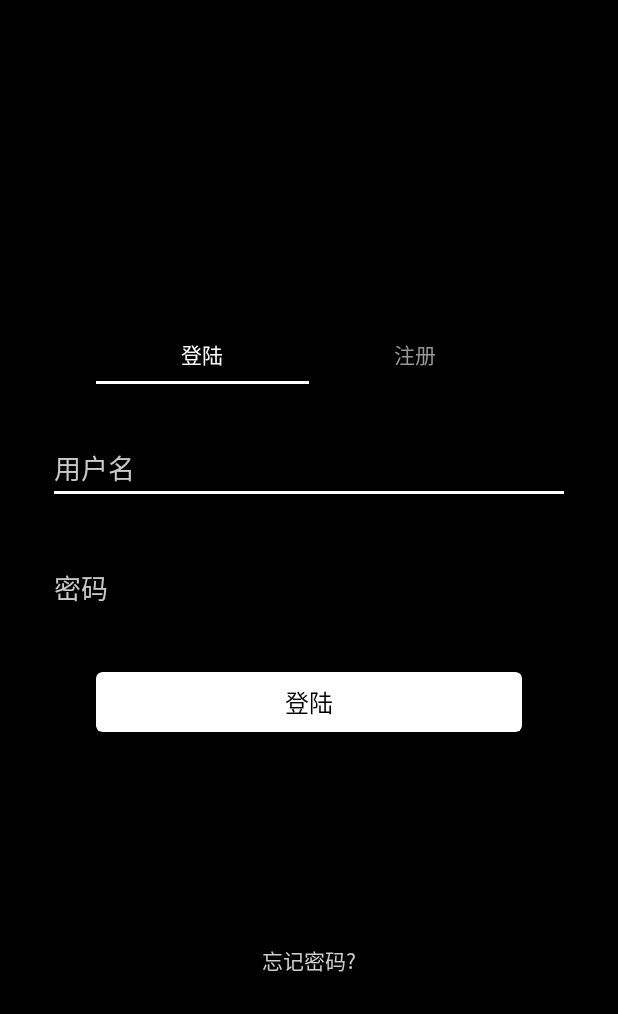
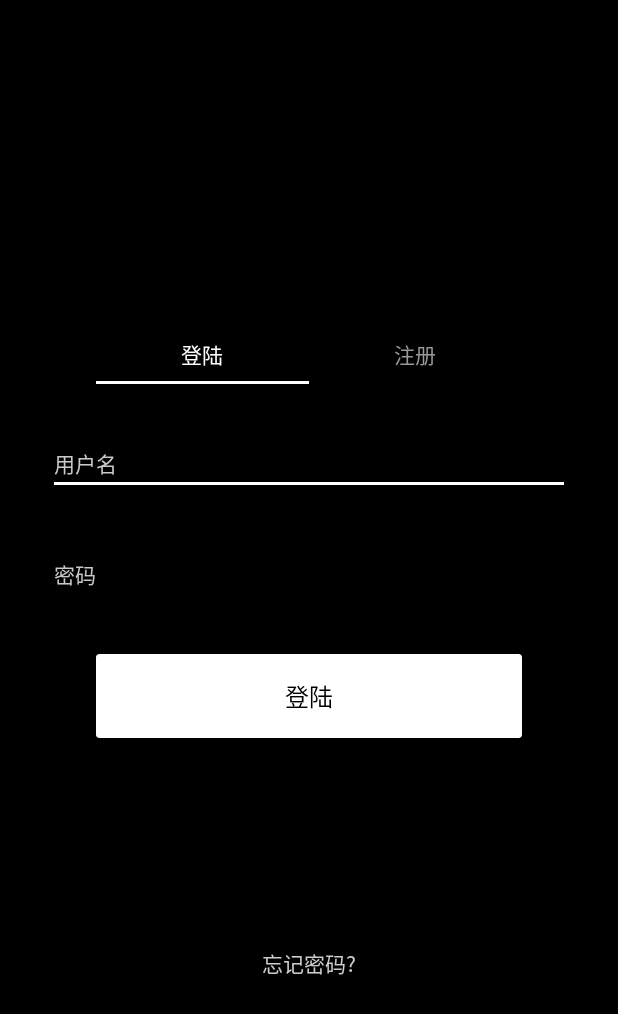
Before and after one commit to Odinaris/BookTravel, an Android app: the LoginFragment screen opened directly, with no data from a screen before it, on a phone screen of 412 x 824 dp. Shown: the top 1014 px of the screen. Run offline under Robolectric (Android 15) with nearby library versions, the phone set to English and light mode, and no system bars; libraries missing offline, so code that uses them is left out: cn.bmob.v3; 1 statement that could not run was skipped.

Commit message:
修改应用logo，封面及注册登陆页面

```diff
--- a/app/src/main/AndroidManifest.xml
+++ b/app/src/main/AndroidManifest.xml
@@ -18,12 +18,12 @@
 
     <application
         android:allowBackup="true"
-        android:icon="@mipmap/logo1"
+        android:icon="@mipmap/logo"
         android:label="@string/app_name"
         android:roundIcon="@mipmap/ic_launcher_round"
         android:supportsRtl="true"
         android:theme="@style/AppTheme">
-        <activity android:name=".MainActivity"/>
+        <activity android:name=".main.MainActivity"/>
         <activity android:name=".login.LoginActivity" />
         <activity
             android:name=".main.SplashActivity"
--- a/app/src/main/java/cn/odinaris/booktravel/main/SplashActivity.kt
+++ b/app/src/main/java/cn/odinaris/booktravel/main/SplashActivity.kt
@@ -8,7 +8,7 @@ import android.os.Bundle
 import android.view.animation.Animation
 import android.view.animation.AnimationUtils
 import cn.bmob.v3.Bmob
-import cn.odinaris.booktravel.MainActivity
+import cn.odinaris.booktravel.main.MainActivity
 import cn.odinaris.booktravel.R
 import cn.odinaris.booktravel.utils.ImageUtils
 import kotlinx.android.synthetic.main.act_splash.*
--- a/app/src/main/res/layout/frag_login_type.xml
+++ b/app/src/main/res/layout/frag_login_type.xml
@@ -12,7 +12,8 @@
         android:layout_height="wrap_content"
         android:hint="用户名"
         android:textColorHint="#c9c9c9"
-        android:textColor="#fff"/>
+        android:textColor="#fff"
+        android:textSize="14sp"/>
 
     <EditText
         android:id="@+id/et_password"
@@ -22,7 +23,8 @@
         android:textColorHint="#c9c9c9"
         android:textColor="#fff"
         android:inputType="textPassword"
-        android:layout_marginTop="32sp" />
+        android:layout_marginTop="32sp"
+        android:textSize="14sp"/>
 
     <android.support.v7.widget.CardView
         android:id="@+id/cv_loginOrRegister"
@@ -32,8 +34,8 @@
         android:layout_marginTop="32sp"
         android:layout_marginStart="32sp"
         android:layout_marginEnd="32sp"
-        app:cardElevation="4sp"
-        app:cardCornerRadius="4sp"
+        app:cardElevation="2sp"
+        app:cardCornerRadius="2sp"
         android:clickable="true"
         android:foreground="?android:attr/selectableItemBackgroundBorderless">
         <TextView
@@ -44,7 +46,8 @@
             android:textColor="#000000"
             android:textSize="16sp"
             android:gravity="center"
-            android:layout_margin="8sp"/>
+            android:layout_marginTop="16sp"
+            android:layout_marginBottom="16sp"/>
     </android.support.v7.widget.CardView>
 
     <LinearLayout
```
Also changed, not shown: app/src/main/java/cn/odinaris/booktravel/main/MainActivity.kt (renamed from app/src/main/java/cn/odinaris/booktravel/MainActivity.kt, +4 -3 lines).
